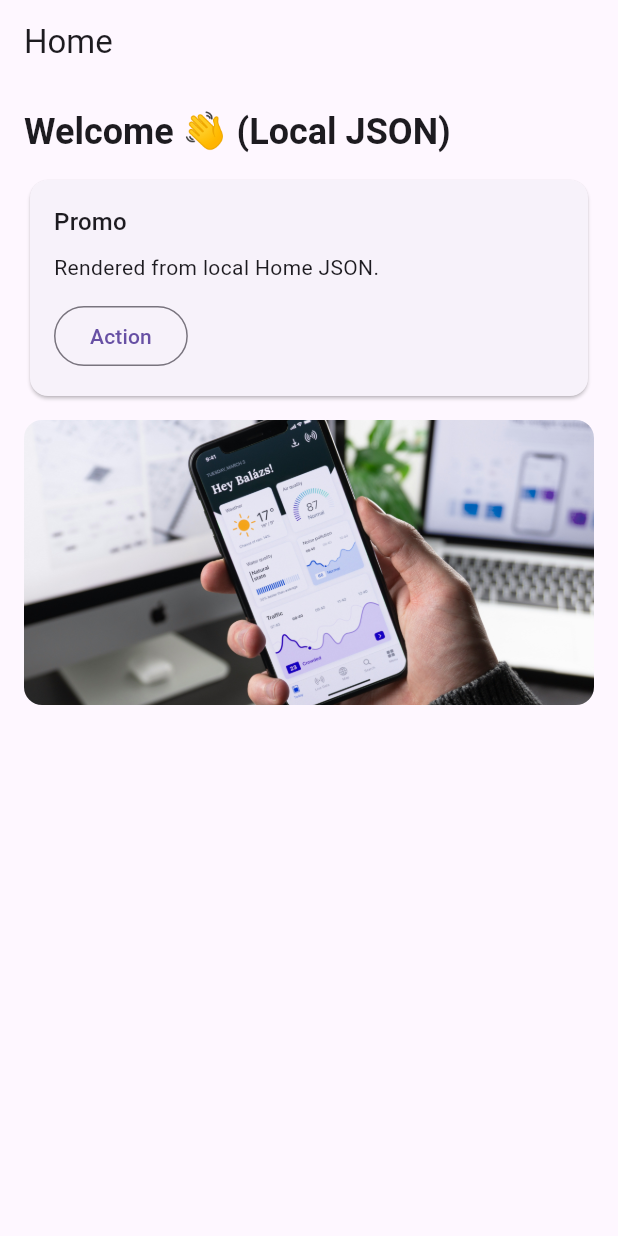
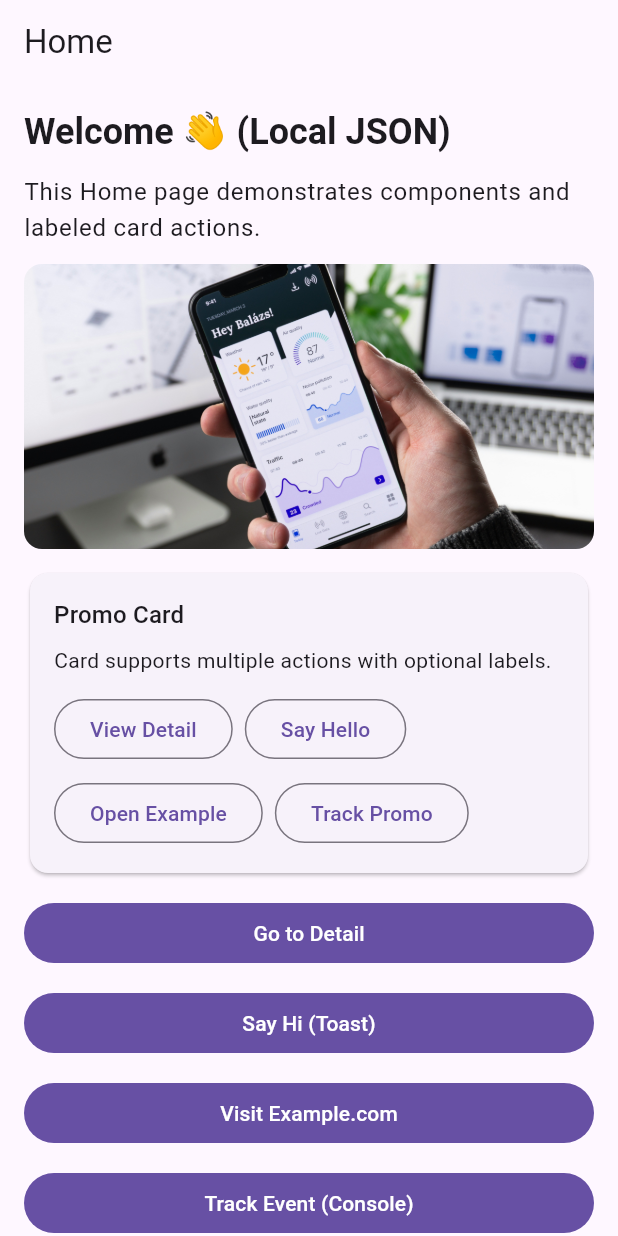
Before and after one commit to TORU0239/server_driven_ui_example, a Flutter app: the screen it shows after launch, on a phone screen of 412 x 824 dp. Run offline on Flutter 3.47's test engine with Material 3 defaults, Android fonts, the phone set to English and light mode, and no system bars.

Commit message:
feat: refactor to show label on action buttons in a card type

```diff
--- a/assets/json/home.json
+++ b/assets/json/home.json
@@ -2,25 +2,26 @@
   "version": 1,
   "title": "Home",
   "components": [
-    {
-      "type": "header",
-      "text": "Welcome 👋 (Local JSON)"
-    },
+    { "type": "header", "text": "Welcome 👋 (Local JSON)" },
+    { "type": "text", "text": "This Home page demonstrates components and labeled card actions." },
+
+    { "type": "image", "url": "asset://images/banner.jpg", "fit": "cover" },
+
     {
       "type": "card",
-      "title": "Promo",
-      "body": "Rendered from local Home JSON.",
+      "title": "Promo Card",
+      "body": "Card supports multiple actions with optional labels.",
       "actions": [
-        {
-          "type": "navigate",
-          "route": "/detail"
-        }
+        { "type": "navigate", "route": "/detail", "label": "View Detail" },
+        { "type": "toast", "message": "Hello from Card Action!", "label": "Say Hello" },
+        { "type": "open_url", "url": "https://example.com", "label": "Open Example" },
+        { "type": "track", "event": "promo_clicked", "props": { "origin": "home_card" }, "label": "Track Promo" }
       ]
     },
-    {
-      "type": "image",
-      "url": "asset://images/banner.jpg",
-      "fit": "cover"
-    }
+
+    { "type": "button", "text": "Go to Detail", "action": { "type": "navigate", "route": "/detail" } },
+    { "type": "button", "text": "Say Hi (Toast)", "action": { "type": "toast", "message": "Hi from Button!" } },
+    { "type": "button", "text": "Visit Example.com", "action": { "type": "open_url", "url": "https://example.com" } },
+    { "type": "button", "text": "Track Event (Console)", "action": { "type": "track", "event": "home_track_tap", "props": { "from": "home_button" } } }
   ]
 }
--- a/lib/server_driven_ui/actions/server_driven_ui_actions.dart
+++ b/lib/server_driven_ui/actions/server_driven_ui_actions.dart
@@ -1,5 +1,6 @@
 // Action model variants parsed from JSON to drive side-effects like navigation,
 // external URL opening, toasts, or analytics tracking.
+// Simplified: no "label" field in the schema.
 
 /// Base type for all actions. Concrete variants are parsed from JSON.
 abstract class ServerDrivenUIAction {
@@ -9,6 +10,7 @@ abstract class ServerDrivenUIAction {
   static ServerDrivenUIAction? tryParse(dynamic value) {
     if (value is! Map<String, dynamic>) return null;
     final type = (value['type'] as String?)?.toLowerCase();
+
     switch (type) {
       case 'navigate':
         return NavigateAction(route: value['route'] as String? ?? '/');
@@ -29,25 +31,25 @@ abstract class ServerDrivenUIAction {
 
 /// Navigates to another in-app route or opens an external URL if the route is a full URL.
 class NavigateAction extends ServerDrivenUIAction {
+  const NavigateAction({required this.route});
   final String route;
-  const NavigateAction({required this.route});
 }
 
 /// Opens an external URL using the platform browser.
 class OpenUrlAction extends ServerDrivenUIAction {
+  const OpenUrlAction({required this.url});
   final String url;
-  const OpenUrlAction({required this.url});
 }
 
 /// Shows a short-lived toast (Snackbar).
 class ToastAction extends ServerDrivenUIAction {
+  const ToastAction({required this.message});
   final String message;
-  const ToastAction({required this.message});
 }
 
 /// Emits an analytics tracking event with optional properties.
 class TrackAction extends ServerDrivenUIAction {
+  const TrackAction({required this.event, this.props});
   final String event;
   final Map<String, dynamic>? props;
-  const TrackAction({required this.event, this.props});
 }
--- a/lib/server_driven_ui/models/server_driven_ui_component.dart
+++ b/lib/server_driven_ui/models/server_driven_ui_component.dart
@@ -6,7 +6,6 @@ import '../actions/server_driven_ui_actions.dart';
 import '../util/boxfit_parser.dart';
 
 /// Base class for all server-driven components.
-/// Concrete subtypes represent specific UI elements like text, image, button, etc.
 abstract class ServerDrivenUIComponent {
   const ServerDrivenUIComponent();
 
@@ -28,10 +27,21 @@ abstract class ServerDrivenUIComponent {
           action: ServerDrivenUIAction.tryParse(json['action']),
         );
       case 'card':
-        final acts = (json['actions'] as List<dynamic>? ?? [])
-            .map((e) => ServerDrivenUIAction.tryParse(e))
-            .whereType<ServerDrivenUIAction>()
-            .toList();
+        // Parse actions as (action, label) pairs without storing label in the action itself.
+        final rawActs = (json['actions'] as List<dynamic>? ?? []);
+        final acts = <LabeledAction>[];
+        for (final raw in rawActs) {
+          if (raw is Map<String, dynamic>) {
+            final act = ServerDrivenUIAction.tryParse(raw);
+            if (act != null) {
+              final labelRaw = (raw['label'] as String?)?.trim();
+              final label = (labelRaw == null || labelRaw.isEmpty)
+                  ? null
+                  : labelRaw;
+              acts.add(LabeledAction(action: act, label: label));
+            }
+          }
+        }
         return CardComponent(
           title: json['title'] as String? ?? '',
           body: json['body'] as String? ?? '',
@@ -69,11 +79,19 @@ class ButtonComponent extends ServerDrivenUIComponent {
   const ButtonComponent({required this.text, this.action});
 }
 
-/// Card layout with title, body, and optional action buttons.
+/// A pair of an action and an optional UI label (from JSON "label").
+/// We keep labels OUT of the action classes by design.
+class LabeledAction {
+  final ServerDrivenUIAction action;
+  final String? label;
+  const LabeledAction({required this.action, this.label});
+}
+
+/// Card layout with title, body, and optional action buttons (with optional labels).
 class CardComponent extends ServerDrivenUIComponent {
   final String title;
   final String body;
-  final List<ServerDrivenUIAction> actions;
+  final List<LabeledAction> actions;
   const CardComponent({
     required this.title,
     required this.body,
--- a/lib/server_driven_ui/renderer/server_driven_ui_component_renderer.dart
+++ b/lib/server_driven_ui/renderer/server_driven_ui_component_renderer.dart
@@ -1,7 +1,10 @@
 // Maps a typed ServerDrivenUIComponent to actual Flutter widgets.
 // Pure rendering only; side-effects are delegated to the action handler.
+// Card action buttons can show a custom label from JSON ("label"), otherwise
+// a derived label based on the action content is used.
 
 import 'package:flutter/material.dart';
+import '../actions/server_driven_ui_actions.dart';
 import '../actions/server_driven_ui_action_handler.dart';
 import '../models/server_driven_ui_component.dart';
 
@@ -58,12 +61,15 @@ class ServerDrivenUIComponentRenderer extends StatelessWidget {
                   const SizedBox(height: 12),
                   Wrap(
                     spacing: 8,
+                    runSpacing: 8,
                     children: c.actions
                         .map(
-                          (a) => OutlinedButton(
-                            onPressed: () =>
-                                ServerDrivenUIActionHandler.handle(context, a),
-                            child: const Text('Action'),
+                          (la) => OutlinedButton(
+                            onPressed: () => ServerDrivenUIActionHandler.handle(
+                              context,
+                              la.action,
+                            ),
+                            child: Text(la.label ?? _labelForAction(la.action)),
                           ),
                         )
                         .toList(),
@@ -77,7 +83,8 @@ class ServerDrivenUIComponentRenderer extends StatelessWidget {
       case UnknownComponent _:
         return const SizedBox.shrink();
     }
-    // Default return to satisfy non-nullable Widget return type
+
+    // Analyzer-satisfying fallback: should never be reached.
     return const SizedBox.shrink();
   }
 
@@ -89,4 +96,40 @@ class ServerDrivenUIComponentRenderer extends StatelessWidget {
     }
     return Image.network(c.url, fit: c.fit);
   }
+
+  /// Computes a human-friendly label from the action content (no label stored in action).
+  String _labelForAction(ServerDrivenUIAction a) {
+    if (a is NavigateAction) {
+      final r = a.route.trim();
+      if (r == 'back') return 'Back';
+      if (_looksLikeUrl(r)) return 'Open Link';
+      if (r.startsWith('/')) {
+        final name = r.substring(1).isEmpty ? 'Home' : r.substring(1);
+        return 'Go to ${_titleCase(name)}';
+      }
+      return 'Navigate';
+    }
+
+    if (a is OpenUrlAction) {
+      final host = Uri.tryParse(a.url)?.host;
+      return (host == null || host.isEmpty) ? 'Open Link' : 'Open $host';
+    }
+
+    if (a is ToastAction) return 'Show Toast';
+    if (a is TrackAction) return 'Track Event';
+
+    return 'Action';
+  }
+
+  bool _looksLikeUrl(String s) =>
+      s.startsWith('http://') || s.startsWith('https://');
+
+  String _titleCase(String s) {
+    if (s.isEmpty) return s;
+    final parts = s
+        .split(RegExp(r'[-_/ ]+'))
+        .where((e) => e.isNotEmpty)
+        .toList();
+    return parts.map((p) => p[0].toUpperCase() + p.substring(1)).join(' ');
+  }
 }
```
